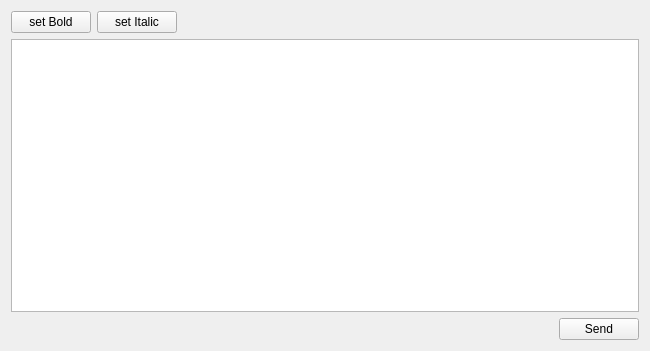
This is src/editor/addcommenttextedit.ui in cpp-lv425/PairStormIDE as Qt 5 draws it before an edit. The edited form follows.
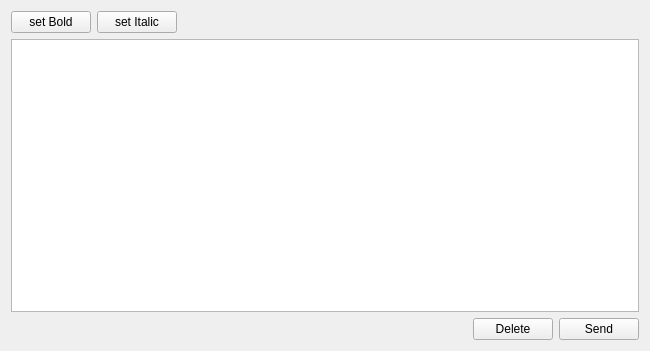
This is the edited form.

Commit message: added delete button and logic to it

```diff
--- a/src/editor/addcommenttextedit.ui
+++ b/src/editor/addcommenttextedit.ui
@@ -75,6 +75,13 @@
        </property>
       </spacer>
      </item>
+     <item>
+      <widget class="QPushButton" name="deleteMessageButton">
+       <property name="text">
+        <string>Delete</string>
+       </property>
+      </widget>
+     </item>
      <item>
       <widget class="QPushButton" name="sendMessageButton">
        <property name="text">
```
The commit also changes 4 other files.
